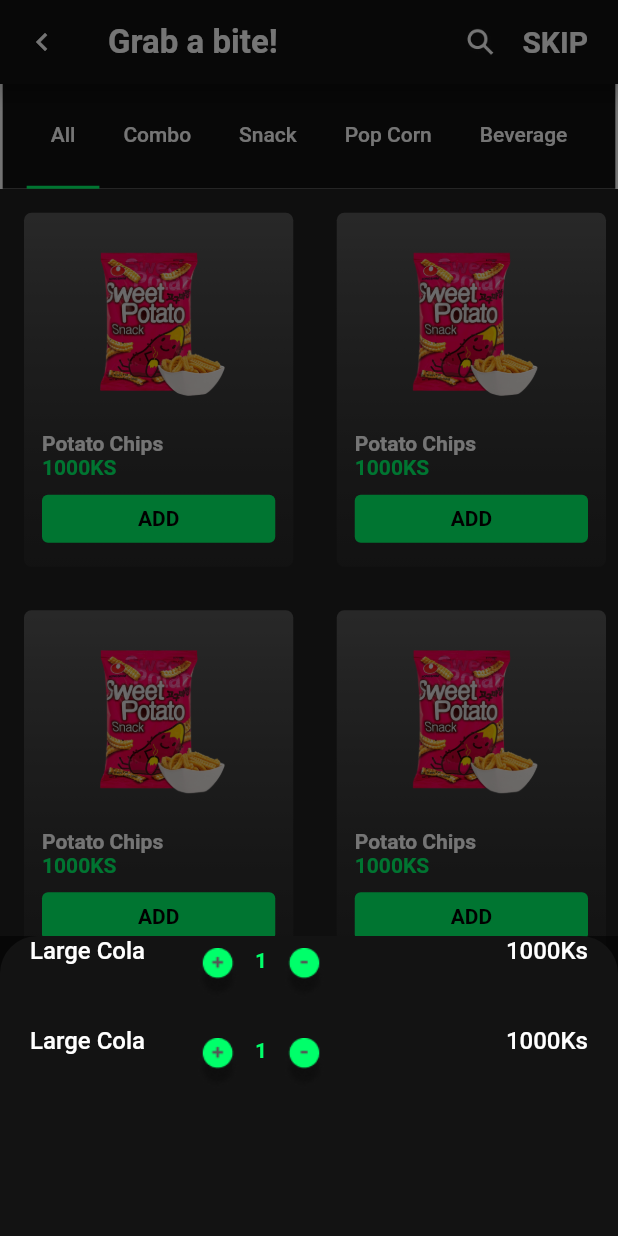
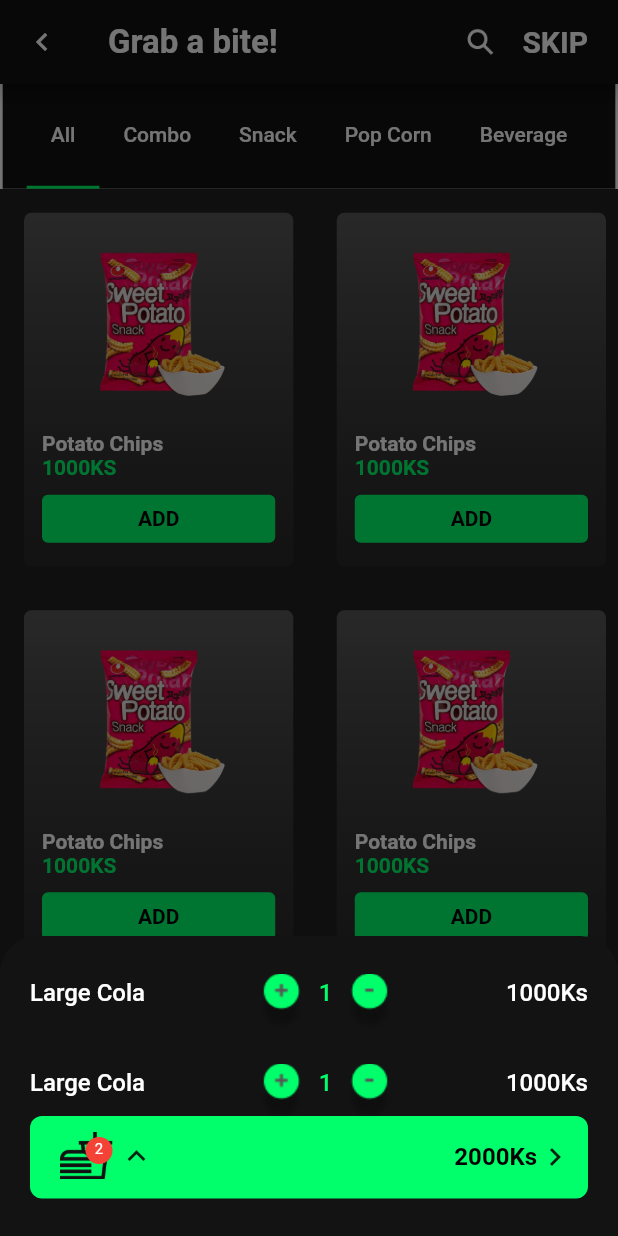
Before and after one commit to thuthumg/movie_booking_app, a Flutter app: the SnackPage screen opened directly, after a tap on an icon or button, on a phone screen of 412 x 824 dp. Run offline on Flutter 3.47's test engine with Material 2 defaults, Android fonts, the phone set to English and light mode, and no system bars; our stand-ins replace carousel_slider, dots_indicator, pinput.

Commit message:
fixed bottom sheet view UI

```diff
--- a/lib/pages/snack_page.dart
+++ b/lib/pages/snack_page.dart
@@ -3,6 +3,7 @@
 import 'package:movie_booking_app/resources/colors.dart';
 import 'package:movie_booking_app/resources/dimens.dart';
 import 'package:movie_booking_app/widgets/botton_sheet_view.dart';
+import 'package:movie_booking_app/widgets/total_amount_button_view.dart';
 
 class SnackPage extends StatelessWidget {
   List<String> snackTabList = ["All", "Combo", "Snack", "Pop Corn", "Beverage"];
@@ -112,7 +113,7 @@
             child: TotalAmountButtonView(() {
 
               showModalBottomSheet<dynamic>(
-                  backgroundColor: Colors.black54,
+                  backgroundColor: Colors.transparent,
                   isScrollControlled: true,
                   context: context,
                   builder: (BuildContext bc) {
@@ -134,7 +135,9 @@
 
 
 
-            }),
+            },(){
+              _navigateToCheckOutPage(context);
+            }, false),
           )
         ],
       ),
@@ -142,131 +145,59 @@
   }
 }
 
-class TotalAmountButtonView extends StatelessWidget {
-  Function onTapFoodAndBeverageView;
+// class TotalAmountButtonView extends StatelessWidget {
+//   Function onTapFoodAndBeverageView;
+//
+//   TotalAmountButtonView(this.onTapFoodAndBeverageView);
+//
+//   @override
+//   Widget build(BuildContext context) {
+//     return Container(
+//       // color: Colors.black87,
+//       height: 90,
+//       width: MediaQuery.of(context).size.width,
+//       padding: const EdgeInsets.only(
+//           left: MARGIN_MEDIUM_3,
+//           right: MARGIN_MEDIUM_3,
+//           top: MARGIN_MEDIUM_2,
+//           bottom: MARGIN_MEDIUM_2),
+//       decoration: const BoxDecoration(
+//         color: PRIMARY_COLOR,
+//       ),
+//
+//       child: Container(
+//         // width: MediaQuery.of(context).size.width * 0.8,
+//         decoration: const BoxDecoration(
+//             color: SECONDARY_COLOR,
+//             borderRadius: BorderRadius.all(Radius.circular(8))),
+//         child: Stack(
+//           children: [
+//             Positioned(
+//               top: 15,
+//               right: 10,
+//               child: GestureDetector(
+//                   onTap: (){
+//                     _navigateToCheckOutPage(context);
+//                   },
+//                   child: TotalAmountTextView()),
+//             ),
+//             Positioned(
+//               top: 5,
+//               left: 0,
+//               child: GestureDetector(
+//                   onTap: () => onTapFoodAndBeverageView(),
+//                   child: FoodAndBeverageAllCountView()),
+//             )
+//           ],
+//         ),
+//       ),
+//     );
+//   }
+// }
 
-  TotalAmountButtonView(this.onTapFoodAndBeverageView);
 
-  @override
-  Widget build(BuildContext context) {
-    return Container(
-      // color: Colors.black87,
-      height: 90,
-      width: MediaQuery.of(context).size.width,
-      padding: const EdgeInsets.only(
-          left: MARGIN_MEDIUM_3,
-          right: MARGIN_MEDIUM_3,
-          top: MARGIN_MEDIUM_2,
-          bottom: MARGIN_MEDIUM_2),
-      decoration: const BoxDecoration(
-        color: PRIMARY_COLOR,
-      ),
 
-      child: Container(
-        // width: MediaQuery.of(context).size.width * 0.8,
-        decoration: const BoxDecoration(
-            color: SECONDARY_COLOR,
-            borderRadius: BorderRadius.all(Radius.circular(8))),
-        child: Stack(
-          children: [
-            Positioned(
-              top: 15,
-              right: 10,
-              child: GestureDetector(
-                  onTap: (){
-                    _navigateToCheckOutPage(context);
-                  },
-                  child: TotalAmountTextView()),
-            ),
-            Positioned(
-              top: 5,
-              left: 0,
-              child: GestureDetector(
-                  onTap: () => onTapFoodAndBeverageView(),
-                  child: FoodAndBeverageAllCountView()),
-            )
-          ],
-        ),
-      ),
-    );
-  }
-}
 
-class FoodAndBeverageAllCountView extends StatelessWidget {
-  const FoodAndBeverageAllCountView({
-    Key? key,
-  }) : super(key: key);
-
-  @override
-  Widget build(BuildContext context) {
-    return Row(
-      children: [
-        Container(
-          margin: const EdgeInsets.only(
-              top: MARGIN_SMALL,
-              bottom: MARGIN_SMALL,
-              left: MARGIN_MEDIUM_3,
-              right: MARGIN_SMALL),
-          width: 35,
-          height: 35,
-          child: Stack(
-            children: [
-              Positioned.fill(
-                  child: Image.asset("assets/images/snack_btn_icon.png")),
-              Positioned(
-                  top: 5,
-                  right: 0,
-                  child: Container(
-                    height: 18,
-                    width: 18,
-                    decoration: BoxDecoration(
-                        color: Colors.red,
-                        borderRadius: BorderRadius.circular(9)
-                        //more than 50% of width makes circle
-                        ),
-                    child: Padding(
-                      padding: const EdgeInsets.all(2),
-                      child: Text(
-                        textAlign: TextAlign.center,
-                        "2",
-                        style: TextStyle(
-                            color: Colors.white,
-                            fontSize: 10,
-                            fontWeight: FontWeight.w400),
-                      ),
-                    ),
-                  ))
-            ],
-          ),
-        ),
-        Icon(Icons.keyboard_arrow_down)
-      ],
-    );
-  }
-}
-
-class TotalAmountTextView extends StatelessWidget {
-  const TotalAmountTextView({
-    Key? key,
-  }) : super(key: key);
-
-  @override
-  Widget build(BuildContext context) {
-    return Row(
-      children: const [
-        Text(
-          "2000Ks",
-          style: TextStyle(
-            color: Colors.black,
-            fontSize: TEXT_REGULAR_2X,
-            fontWeight: FontWeight.bold,
-          ),
-        ),
-        Icon(Icons.chevron_right)
-      ],
-    );
-  }
-}
 
 class SnackListGridView extends StatelessWidget {
   const SnackListGridView({
--- a/lib/widgets/botton_sheet_view.dart
+++ b/lib/widgets/botton_sheet_view.dart
@@ -1,23 +1,26 @@
 import 'package:flutter/material.dart';
+import 'package:movie_booking_app/pages/snack_page.dart';
 import 'package:movie_booking_app/resources/colors.dart';
 import 'package:movie_booking_app/resources/dimens.dart';
+import 'package:movie_booking_app/widgets/total_amount_button_view.dart';
 
 class BottomSheetView extends StatelessWidget {
   @override
   Widget build(BuildContext context) {
     return Container(
         height: 200,
-        padding: EdgeInsets.only(left: MARGIN_MEDIUM_3, right: MARGIN_MEDIUM_3),
-        // decoration: BoxDecoration(
-        //     color:PRIMARY_COLOR,
-        //   borderRadius: BorderRadius.only(topRight: Radius.circular(20),
-        //       topLeft: Radius.circular(20))
-        // ),
-        child: ListView.builder(
-            itemCount: 2,
-            itemBuilder: (BuildContext context, int index) {
-              return FoodAndBeverageEachItemView();
-            })
+        padding: EdgeInsets.only(
+            left: MARGIN_MEDIUM_3,
+            right: MARGIN_MEDIUM_3,
+        top: MARGIN_MEDIUM_3),
+        child: Column(
+          children: [
+            SnackListView(),
+            TotalAmountButtonView((){ Navigator.of(context).pop();},(){
+              Navigator.of(context).pop();
+            },true)
+          ],
+        )
         // Column(
         //   mainAxisSize: MainAxisSize.min,
         //   children: [
@@ -87,6 +90,26 @@
   }
 }
 
+
+
+class SnackListView extends StatelessWidget {
+  const SnackListView({
+    Key? key,
+  }) : super(key: key);
+
+  @override
+  Widget build(BuildContext context) {
+    return Container(
+      height: 100,
+      child: ListView.builder(
+          itemCount: 3,
+          itemBuilder: (BuildContext context, int index) {
+            return FoodAndBeverageEachItemView();
+          }),
+    );
+  }
+}
+
 class FoodAndBeverageEachItemView extends StatelessWidget {
   const FoodAndBeverageEachItemView({
     Key? key,
@@ -98,13 +121,16 @@
       width: MediaQuery.of(context).size.width,
       height: 60,
       child: Container(
-       // margin: EdgeInsets.only(top:5,bottom: 5,left: 10,right: 10),
-        child: Stack(
+       // margin: EdgeInsets.only(top:10,bottom: 10,left: 10,right: 10),
+        child:
+        Row(
+          mainAxisAlignment: MainAxisAlignment.spaceBetween,
+          crossAxisAlignment: CrossAxisAlignment.start,
           children: [
-            Positioned(
-              top: 0,
-              left: 0,
-              child: Text(
+            Container(
+              padding: const EdgeInsets.only(
+                  top: MARGIN_MEDIUM, bottom: MARGIN_MEDIUM),
+              child: const Text(
                 "Large Cola",
                 style: TextStyle(
                     color: Colors.white,
@@ -112,52 +138,42 @@
                     fontWeight: FontWeight.w500),
               ),
             ),
-            Positioned(
-              top: 0,
-              child: Container(
-              margin:EdgeInsets.only(left:100,
-              right: MARGIN_MEDIUM_3),
-
-                child: Row(
+            Row(
               // crossAxisAlignment: CrossAxisAlignment.center,
               children: [
                 Container(
-                      padding: EdgeInsets.only(
-                          top: MARGIN_MEDIUM, bottom: MARGIN_MEDIUM),
+                  // padding: EdgeInsets.only(
+                  //     top: MARGIN_MEDIUM, bottom: MARGIN_MEDIUM),
                   width: 50,
                   height: 50,
                   child: Image.asset("assets/icons/ic_plus.png"),
                 ),
                 Container(
-                      padding: EdgeInsets.only(
+                  padding: const EdgeInsets.only(
                       top: MARGIN_MEDIUM, bottom: MARGIN_MEDIUM),
                  // width: 50,
                   height: 50,
-                      child: Text(
-                        textAlign: TextAlign.center,
+                  child: const Text(
                     "1",
                     style: TextStyle(
-                            fontSize: TEXT_REGULAR_1X,
+                        fontSize: TEXT_REGULAR_2X,
                         color: SECONDARY_COLOR,
-                            fontWeight: FontWeight.w700),
+                        fontWeight: FontWeight.w500),
                   ),
                 ),
                 Container(
-                      padding: EdgeInsets.only(
-                          top: MARGIN_MEDIUM, bottom: MARGIN_MEDIUM),
+                  // padding: EdgeInsets.only(
+                  //     top: MARGIN_MEDIUM, bottom: MARGIN_MEDIUM),
                   width: 50,
                   height: 50,
                   child: Image.asset("assets/icons/ic_minus.png"),
                 ),
               ],
             ),
-              ),
-            )
-            ,
-            Positioned(
-              top: 0,
-              right: 0,
-              child:  Text(
+            Container(
+              padding: const EdgeInsets.only(
+                  top: MARGIN_MEDIUM, bottom: MARGIN_MEDIUM),
+              child: const Text(
                 "1000Ks",
                 style: TextStyle(
                     color: Colors.white,
@@ -167,6 +183,73 @@
             ),
           ],
         ),
+        // Stack(
+        //   children: [
+        //     Positioned(
+        //       top: 0,
+        //       left: 0,
+        //       child: Text(
+        //         "Large Cola",
+        //         style: TextStyle(
+        //             color: Colors.white,
+        //             fontSize: TEXT_REGULAR_2X,
+        //             fontWeight: FontWeight.w500),
+        //       ),
+        //     ),
+        //     Positioned(
+        //       top: 0,
+        //       child: Container(
+        //       margin:EdgeInsets.only(left:100,
+        //       right: MARGIN_MEDIUM_3),
+        //
+        //         child: Row(
+        //           // crossAxisAlignment: CrossAxisAlignment.center,
+        //           children: [
+        //             Container(
+        //               padding: EdgeInsets.only(
+        //                   top: MARGIN_MEDIUM, bottom: MARGIN_MEDIUM),
+        //               width: 50,
+        //               height: 50,
+        //               child: Image.asset("assets/icons/ic_plus.png"),
+        //             ),
+        //             Container(
+        //               padding: EdgeInsets.only(
+        //                   top: MARGIN_MEDIUM, bottom: MARGIN_MEDIUM),
+        //               // width: 50,
+        //               height: 50,
+        //               child: Text(
+        //                 textAlign: TextAlign.center,
+        //                 "1",
+        //                 style: TextStyle(
+        //                     fontSize: TEXT_REGULAR_1X,
+        //                     color: SECONDARY_COLOR,
+        //                     fontWeight: FontWeight.w700),
+        //               ),
+        //             ),
+        //             Container(
+        //               padding: EdgeInsets.only(
+        //                   top: MARGIN_MEDIUM, bottom: MARGIN_MEDIUM),
+        //               width: 50,
+        //               height: 50,
+        //               child: Image.asset("assets/icons/ic_minus.png"),
+        //             ),
+        //           ],
+        //         ),
+        //       ),
+        //     ),
+        //     Positioned(
+        //       top: 0,
+        //       right: 0,
+        //       child:  Text(
+        //         "1000Ks",
+        //         style: TextStyle(
+        //             color: Colors.white,
+        //             fontSize: TEXT_REGULAR_2X,
+        //             fontWeight: FontWeight.w500),
+        //       ),
+        //     ),
+        //   ],
+        // ),
       ),
     );
   }
--- /dev/null
+++ b/lib/widgets/total_amount_button_view.dart
@@ -0,0 +1,123 @@
+import 'package:flutter/material.dart';
+import 'package:movie_booking_app/resources/colors.dart';
+import 'package:movie_booking_app/resources/dimens.dart';
+
+class TotalAmountButtonView extends StatelessWidget {
+  Function onTapFoodAndBeverageView;
+  Function onTapGoToCheckOut;
+  bool _isBottomSheetView;
+
+  TotalAmountButtonView(this.onTapFoodAndBeverageView,this.onTapGoToCheckOut,
+      this._isBottomSheetView);
+
+  @override
+  Widget build(BuildContext context) {
+    return Container(
+      height: 55,
+      // width: MediaQuery.of(context).size.width * 0.8,
+      decoration: const BoxDecoration(
+          color: SECONDARY_COLOR,
+          borderRadius: BorderRadius.all(Radius.circular(8))),
+      child: Stack(
+        children: [
+          Positioned(
+            top: 15,
+            right: 10,
+            child: GestureDetector(
+                onTap:
+                    (){
+                      onTapGoToCheckOut();
+                  //_navigateToCheckOutPage(context);
+                },
+                child: TotalAmountTextView()),
+          ),
+          Positioned(
+            top: 5,
+            left: 0,
+            child: GestureDetector(
+                onTap: () => onTapFoodAndBeverageView(),
+                child: FoodAndBeverageAllCountView(this._isBottomSheetView)),
+          )
+        ],
+      ),
+    );
+  }
+}
+
+class TotalAmountTextView extends StatelessWidget {
+  const TotalAmountTextView({
+    Key? key,
+  }) : super(key: key);
+
+  @override
+  Widget build(BuildContext context) {
+    return Row(
+      children: const [
+        Text(
+          "2000Ks",
+          style: TextStyle(
+            color: Colors.black,
+            fontSize: TEXT_REGULAR_2X,
+            fontWeight: FontWeight.bold,
+          ),
+        ),
+        Icon(Icons.chevron_right)
+      ],
+    );
+  }
+}
+
+class FoodAndBeverageAllCountView extends StatelessWidget {
+
+  bool _isBottomSheetView;
+
+  FoodAndBeverageAllCountView(this._isBottomSheetView);
+
+  @override
+  Widget build(BuildContext context) {
+    return Row(
+      children: [
+        Container(
+          margin: const EdgeInsets.only(
+              top: MARGIN_SMALL,
+              bottom: MARGIN_SMALL,
+              left: MARGIN_MEDIUM_3,
+              right: MARGIN_SMALL),
+          width: 35,
+          height: 35,
+          child: Stack(
+            children: [
+              Positioned.fill(
+                  child: Image.asset("assets/images/snack_btn_icon.png")),
+              Positioned(
+                  top: 5,
+                  right: 0,
+                  child: Container(
+                    height: 18,
+                    width: 18,
+                    decoration: BoxDecoration(
+                        color: Colors.red,
+                        borderRadius: BorderRadius.circular(9)
+                      //more than 50% of width makes circle
+                    ),
+                    child: Padding(
+                      padding: const EdgeInsets.all(2),
+                      child: Text(
+                        textAlign: TextAlign.center,
+                        "2",
+                        style: TextStyle(
+                            color: Colors.white,
+                            fontSize: 10,
+                            fontWeight: FontWeight.w400),
+                      ),
+                    ),
+                  ))
+            ],
+          ),
+        ),
+        _isBottomSheetView ?
+        Icon(Icons.keyboard_arrow_up) :  Icon(Icons.keyboard_arrow_down)
+      ],
+    );
+  }
+}
```
Lines whose indentation alone changed are shown as unchanged.
